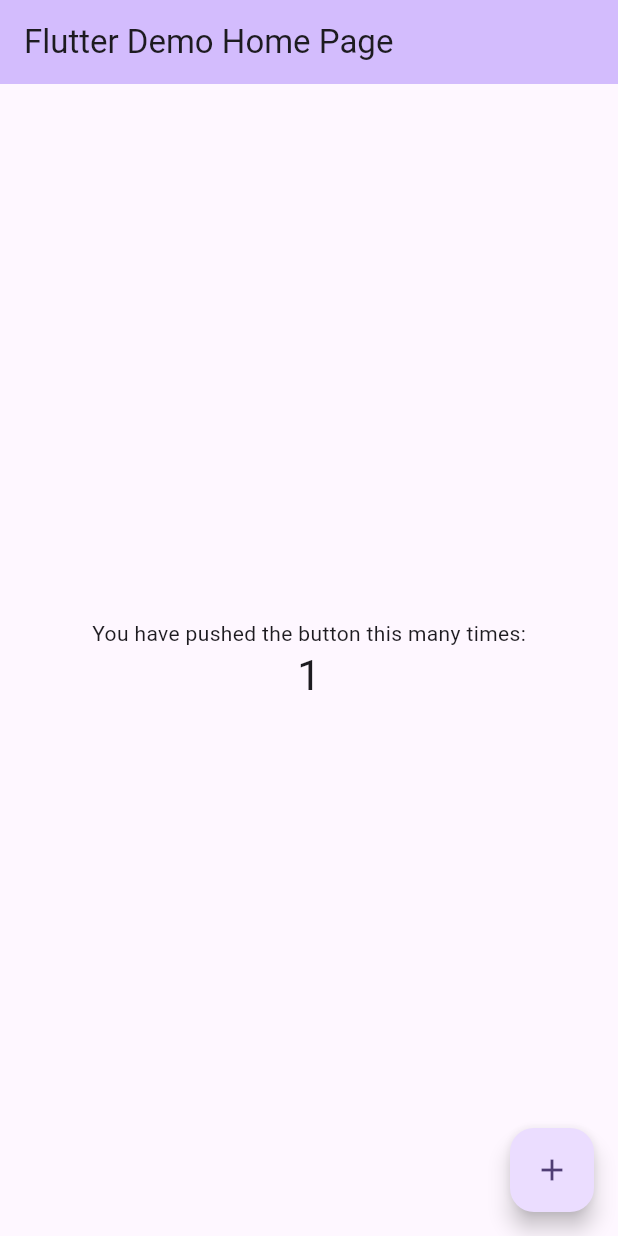
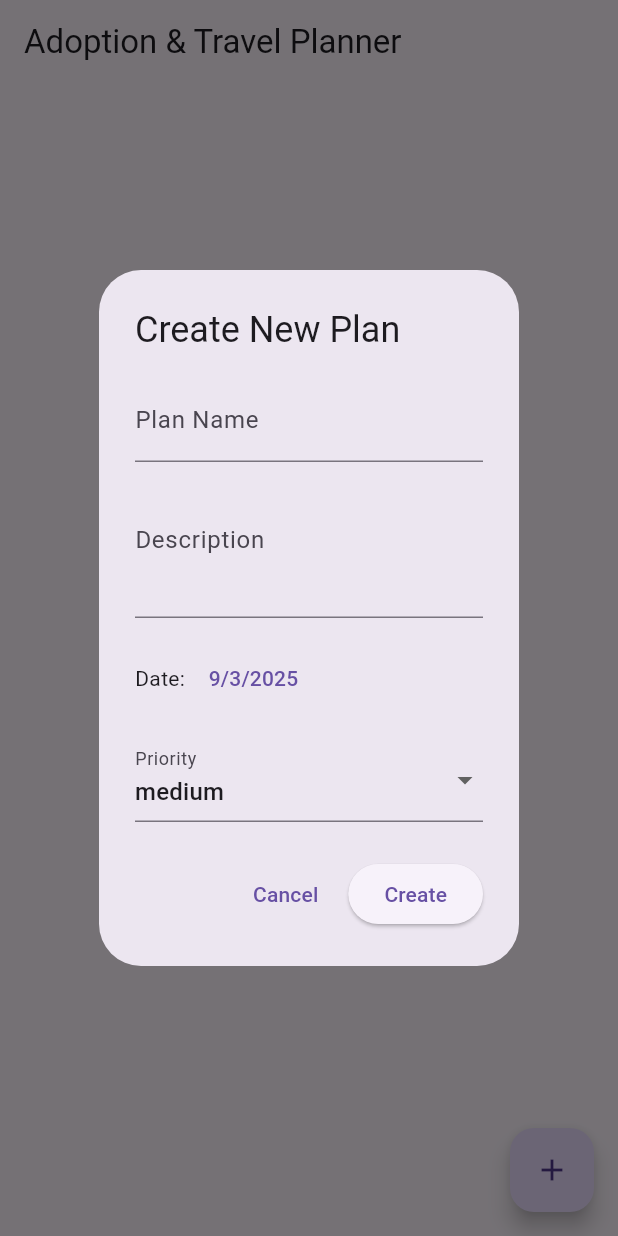
Before and after one commit to nikhilchowdary-yamani/cw04, a Flutter app: the screen it shows after launch, after a tap on the "add" icon, on a phone screen of 412 x 824 dp. Run offline on Flutter 3.47's test engine with Material 3 defaults, Android fonts, the phone set to English and light mode, and no system bars.

Commit message:
basic setup

```diff
--- a/lib/main.dart
+++ b/lib/main.dart
@@ -1,125 +1,22 @@
 import 'package:flutter/material.dart';
+import 'screens/plan_manager_screen.dart';
 
 void main() {
   runApp(const MyApp());
 }
 
 class MyApp extends StatelessWidget {
-  const MyApp({super.key});
+  const MyApp({Key? key}) : super(key: key);
 
-  // This widget is the root of your application.
   @override
   Widget build(BuildContext context) {
     return MaterialApp(
-      title: 'Flutter Demo',
+      title: 'Adoption & Travel Planner',
       theme: ThemeData(
-        // This is the theme of your application.
-        //
-        // TRY THIS: Try running your application with "flutter run". You'll see
-        // the application has a purple toolbar. Then, without quitting the app,
-        // try changing the seedColor in the colorScheme below to Colors.green
-        // and then invoke "hot reload" (save your changes or press the "hot
-        // reload" button in a Flutter-supported IDE, or press "r" if you used
-        // the command line to start the app).
-        //
-        // Notice that the counter didn't reset back to zero; the application
-        // state is not lost during the reload. To reset the state, use hot
-        // restart instead.
-        //
-        // This works for code too, not just values: Most code changes can be
-        // tested with just a hot reload.
-        colorScheme: ColorScheme.fromSeed(seedColor: Colors.deepPurple),
-        useMaterial3: true,
+        primarySwatch: Colors.blue,
+        visualDensity: VisualDensity.adaptivePlatformDensity,
       ),
-      home: const MyHomePage(title: 'Flutter Demo Home Page'),
+      home: const PlanManagerScreen(),
     );
   }
 }
-
-class MyHomePage extends StatefulWidget {
-  const MyHomePage({super.key, required this.title});
-
-  // This widget is the home page of your application. It is stateful, meaning
-  // that it has a State object (defined below) that contains fields that affect
-  // how it looks.
-
-  // This class is the configuration for the state. It holds the values (in this
-  // case the title) provided by the parent (in this case the App widget) and
-  // used by the build method of the State. Fields in a Widget subclass are
-  // always marked "final".
-
-  final String title;
-
-  @override
-  State<MyHomePage> createState() => _MyHomePageState();
-}
-
-class _MyHomePageState extends State<MyHomePage> {
-  int _counter = 0;
-
-  void _incrementCounter() {
-    setState(() {
-      // This call to setState tells the Flutter framework that something has
-      // changed in this State, which causes it to rerun the build method below
-      // so that the display can reflect the updated values. If we changed
-      // _counter without calling setState(), then the build method would not be
-      // called again, and so nothing would appear to happen.
-      _counter++;
-    });
-  }
-
-  @override
-  Widget build(BuildContext context) {
-    // This method is rerun every time setState is called, for instance as done
-    // by the _incrementCounter method above.
-    //
-    // The Flutter framework has been optimized to make rerunning build methods
-    // fast, so that you can just rebuild anything that needs updating rather
-    // than having to individually change instances of widgets.
-    return Scaffold(
-      appBar: AppBar(
-        // TRY THIS: Try changing the color here to a specific color (to
-        // Colors.amber, perhaps?) and trigger a hot reload to see the AppBar
-        // change color while the other colors stay the same.
-        backgroundColor: Theme.of(context).colorScheme.inversePrimary,
-        // Here we take the value from the MyHomePage object that was created by
-        // the App.build method, and use it to set our appbar title.
-        title: Text(widget.title),
-      ),
-      body: Center(
-        // Center is a layout widget. It takes a single child and positions it
-        // in the middle of the parent.
-        child: Column(
-          // Column is also a layout widget. It takes a list of children and
-          // arranges them vertically. By default, it sizes itself to fit its
-          // children horizontally, and tries to be as tall as its parent.
-          //
-          // Column has various properties to control how it sizes itself and
-          // how it positions its children. Here we use mainAxisAlignment to
-          // center the children vertically; the main axis here is the vertical
-          // axis because Columns are vertical (the cross axis would be
-          // horizontal).
-          //
-          // TRY THIS: Invoke "debug painting" (choose the "Toggle Debug Paint"
-          // action in the IDE, or press "p" in the console), to see the
-          // wireframe for each widget.
-          mainAxisAlignment: MainAxisAlignment.center,
-          children: <Widget>[
-            const Text(
-              'You have pushed the button this many times:',
-            ),
-            Text(
-              '$_counter',
-              style: Theme.of(context).textTheme.headlineMedium,
-            ),
-          ],
-        ),
-      ),
-      floatingActionButton: FloatingActionButton(
-        onPressed: _incrementCounter,
-        tooltip: 'Increment',
-        child: const Icon(Icons.add),
-      ), // This trailing comma makes auto-formatting nicer for build methods.
-    );
-  }
-}
--- /dev/null
+++ b/lib/models/plan.dart
@@ -0,0 +1,20 @@
+enum PlanStatus { pending, completed }
+enum PlanPriority { low, medium, high }
+
+class Plan {
+  String id;
+  String name;
+  String description;
+  DateTime date;
+  PlanStatus status;
+  PlanPriority priority;
+
+  Plan({
+    required this.id,
+    required this.name,
+    required this.description,
+    required this.date,
+    this.status = PlanStatus.pending,
+    this.priority = PlanPriority.medium,
+  });
+}
--- /dev/null
+++ b/lib/screens/plan_manager_screen.dart
@@ -0,0 +1,168 @@
+import 'package:flutter/material.dart';
+import 'package:uuid/uuid.dart';
+import '../models/plan.dart';
+
+class PlanManagerScreen extends StatefulWidget {
+  const PlanManagerScreen({Key? key}) : super(key: key);
+
+  @override
+  _PlanManagerScreenState createState() => _PlanManagerScreenState();
+}
+
+class _PlanManagerScreenState extends State<PlanManagerScreen> {
+  final List<Plan> _plans = [];
+  final uuid = Uuid();
+
+  @override
+  Widget build(BuildContext context) {
+    return Scaffold(
+      appBar: AppBar(
+        title: const Text('Adoption & Travel Planner'),
+      ),
+      body: Column(
+        children: [
+          // Calendar will go here
+
+          // Plan list will go here
+          Expanded(
+            child: _buildPlanList(),
+          ),
+        ],
+      ),
+      floatingActionButton: FloatingActionButton(
+        onPressed: _showAddPlanDialog,
+        tooltip: 'Create Plan',
+        child: const Icon(Icons.add),
+      ),
+    );
+  }
+
+  Widget _buildPlanList() {
+    if (_plans.isEmpty) {
+      return const Center(
+        child: Text('No plans yet. Tap + to add a new plan.'),
+      );
+    }
+
+    // Sort plans by priority (high to low)
+    _plans.sort((a, b) => b.priority.index.compareTo(a.priority.index));
+
+    return ListView.builder(
+      itemCount: _plans.length,
+      itemBuilder: (context, index) {
+        // Plan list item will be implemented later
+        return Container();
+      },
+    );
+  }
+
+  void _showAddPlanDialog() {
+  final nameController = TextEditingController();
+  final descriptionController = TextEditingController();
+  DateTime selectedDate = DateTime.now();
+  PlanPriority selectedPriority = PlanPriority.medium;
+
+  showDialog(
+    context: context,
+    builder: (ctx) => AlertDialog(
+      title: const Text('Create New Plan'),
+      content: SingleChildScrollView(
+        child: Column(
+          mainAxisSize: MainAxisSize.min,
+          children: [
+            TextField(
+              controller: nameController,
+              decoration: const InputDecoration(
+                labelText: 'Plan Name',
+              ),
+            ),
+            TextField(
+              controller: descriptionController,
+              decoration: const InputDecoration(
+                labelText: 'Description',
+              ),
+              maxLines: 3,
+            ),
+            const SizedBox(height: 16),
+            Row(
+              children: [
+                const Text('Date: '),
+                TextButton(
+                  onPressed: () async {
+                    final pickedDate = await showDatePicker(
+                      context: context,
+                      initialDate: selectedDate,
+                      firstDate: DateTime.now(),
+                      lastDate: DateTime(2100),
+                    );
+                    if (pickedDate != null) {
+                      setState(() {
+                        selectedDate = pickedDate;
+                      });
+                    }
+                  },
+                  child: Text(
+                    '${selectedDate.day}/${selectedDate.month}/${selectedDate.year}',
+                  ),
+                ),
+              ],
+            ),
+            const SizedBox(height: 16),
+            DropdownButtonFormField<PlanPriority>(
+              value: selectedPriority,
+              decoration: const InputDecoration(
+                labelText: 'Priority',
+              ),
+              items: PlanPriority.values.map((priority) {
+                return DropdownMenuItem(
+                  value: priority,
+                  child: Text(priority.toString().split('.').last),
+                );
+              }).toList(),
+              onChanged: (value) {
+                if (value != null) {
+                  selectedPriority = value;
+                }
+              },
+            ),
+          ],
+        ),
+      ),
+      actions: [
+        TextButton(
+          onPressed: () => Navigator.of(ctx).pop(),
+          child: const Text('Cancel'),
+        ),
+        ElevatedButton(
+          onPressed: () {
+            if (nameController.text.trim().isNotEmpty) {
+              _addPlan(
+                nameController.text,
+                descriptionController.text,
+                selectedDate,
+                selectedPriority,
+              );
+              Navigator.of(ctx).pop();
+            }
+          },
+          child: const Text('Create'),
+        ),
+      ],
+    ),
+  );
+}
+
+void _addPlan(String name, String description, DateTime date, PlanPriority priority) {
+  setState(() {
+    _plans.add(
+      Plan(
+        id: uuid.v4(),
+        name: name,
+        description: description,
+        date: date,
+        priority: priority,
+      ),
+    );
+  });
+}
+}
```
Also changed, not shown: lib/widgets/plan_list_item.dart (added, +105 -0 lines).
